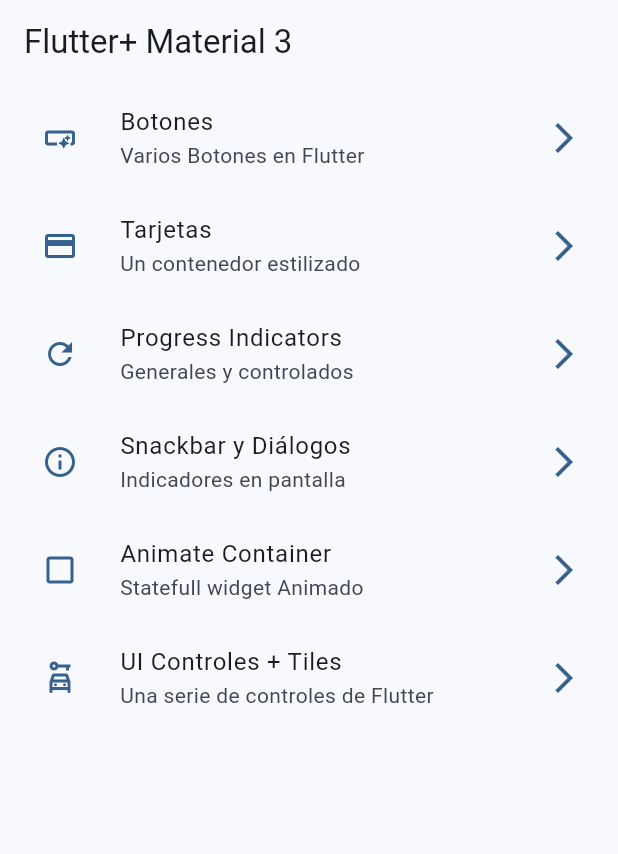
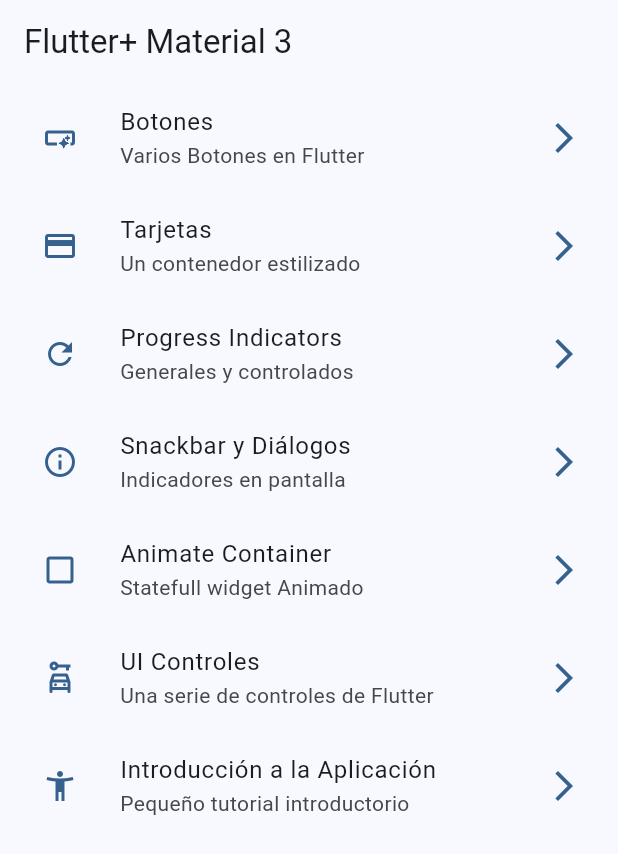
Before and after one commit to edinsonsan/my-widgets-app, a Flutter app: the screen it shows after launch, on a phone screen of 412 x 824 dp. Shown: the top 854 px of the screen. Run offline on Flutter 3.47's test engine with Material 3 defaults, Android fonts, the phone set to English and light mode, and no system bars; our stand-ins replace go_router.

Commit message:
menu de pantalla tutorial agregada

```diff
--- a/lib/config/menu/menu_items.dart
+++ b/lib/config/menu/menu_items.dart
@@ -46,9 +46,15 @@
     icon: Icons.check_box_outline_blank_outlined,
   ),
   MenuItems(
-    titulo: 'UI Controles + Tiles',
+    titulo: 'UI Controles',
     subTitulo: 'Una serie de controles de Flutter',
     link: '/ui-controls',
     icon: Icons.car_rental_outlined,
   ),
+  MenuItems(
+    titulo: 'Introducción a la Aplicación',
+    subTitulo: 'Pequeño tutorial introductorio',
+    link: '/tutorial',
+    icon: Icons.accessibility_new_outlined,
+  ),
 ];
--- a/lib/config/router/app_router.dart
+++ b/lib/config/router/app_router.dart
@@ -48,5 +48,11 @@
       builder: (context, state) =>  const UiControllsScreen(),
     ),
 
+    GoRoute(
+      path: '/tutorial',
+      name: AppTutorialScreen.name,
+      builder: (context, state) =>  const AppTutorialScreen(),
+    ),
+
   ],
 );
```
